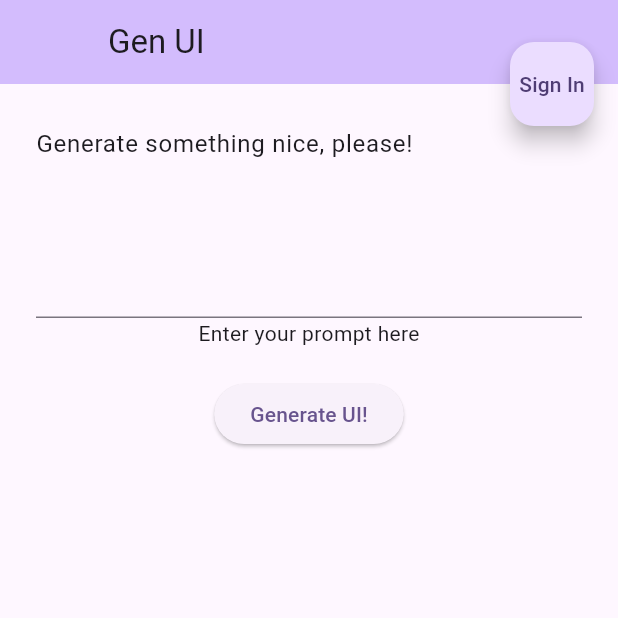
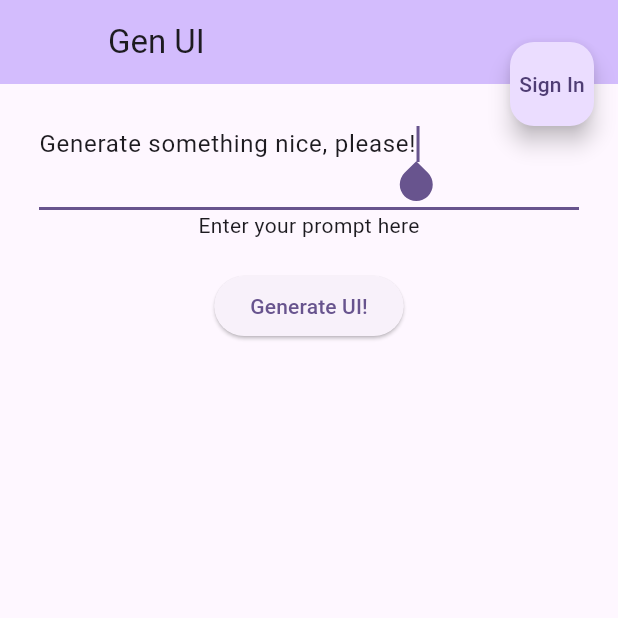
Before and after one commit to polina-c/genui-panel, a Flutter app: the SidebarScreen screen opened by its route, on a phone screen of 412 x 824 dp, the top half of it. Run offline on Flutter 3.47's test engine with Material 3 defaults, Android fonts, the phone set to English and light mode, and no system bars; our stand-ins replace google_sign_in, web; missing offline and left inert: dart:js_interop; statements that could not run were skipped.

Commit message:
Update sidebar.dart

```diff
--- a/ui/lib/screens/sidebar/sidebar.dart
+++ b/ui/lib/screens/sidebar/sidebar.dart
@@ -48,7 +48,7 @@ class _SidebarScreenState extends State<SidebarScreen> {
         height: 1200,
         child: Center(
           child: Padding(
-            padding: const EdgeInsets.symmetric(horizontal: 24.0),
+            padding: const EdgeInsets.symmetric(horizontal: 26.0),
             child: Column(
               mainAxisAlignment: MainAxisAlignment.start,
               children: <Widget>[
@@ -57,9 +57,10 @@ class _SidebarScreenState extends State<SidebarScreen> {
                   controller: _text,
                   keyboardType: TextInputType.multiline,
                   minLines:
-                      5, // It does not limit input, but defines the min height of the input.
+                      2, // It does not limit input, but defines the min height of the input.
                   maxLines:
                       15, // It does not limit input, but defines the max height of the input.
+                  autofocus: true,
                 ),
                 const Text(
                   'Enter your prompt here',
```
